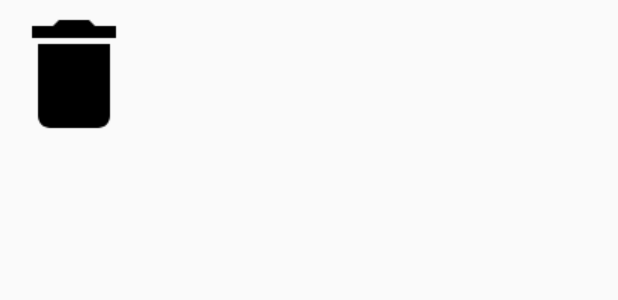
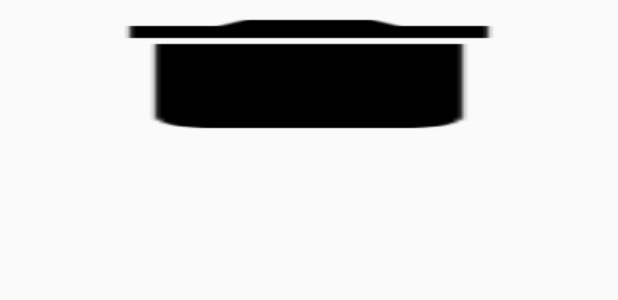
Before and after one commit to integralsathulkrishna/InLens_after_release, an Android app: the layout list_item.xml on its own in the app's theme, with its tools: preview values and no code run, on a phone screen of 412 x 824 dp. Shown: the top 300 px of the screen. Run offline under Robolectric (Android 15) with nearby library versions, the phone set to English and light mode, and no system bars; Roboto replaces fonts that are not available here.

Commit message:
Gallery Main finalised

```diff
--- a/app/src/main/res/layout/activity_gallery_main.xml
+++ b/app/src/main/res/layout/activity_gallery_main.xml
@@ -45,7 +45,7 @@
 
     <android.support.v7.widget.RecyclerView
         android:id="@+id/list"
-        android:layout_width="wrap_content"
+        android:layout_width="match_parent"
         android:layout_height="match_parent"
         android:layout_above="@+id/ContainerLayout"
         android:layout_centerHorizontal="true"
--- a/app/src/main/res/layout/list_item.xml
+++ b/app/src/main/res/layout/list_item.xml
@@ -2,9 +2,9 @@
 <!--    list_item.xml   -->
 <ImageView xmlns:android="http://schemas.android.com/apk/res/android"
     android:id="@+id/item_img"
-    android:layout_width="wrap_content"
+    android:layout_width="match_parent"
     android:layout_height="wrap_content"
     android:layout_margin="1dp"
     android:adjustViewBounds="true"
     android:background="@drawable/ic_deleted"
-    android:scaleType="center" />
+    android:scaleType="centerCrop" />
```
